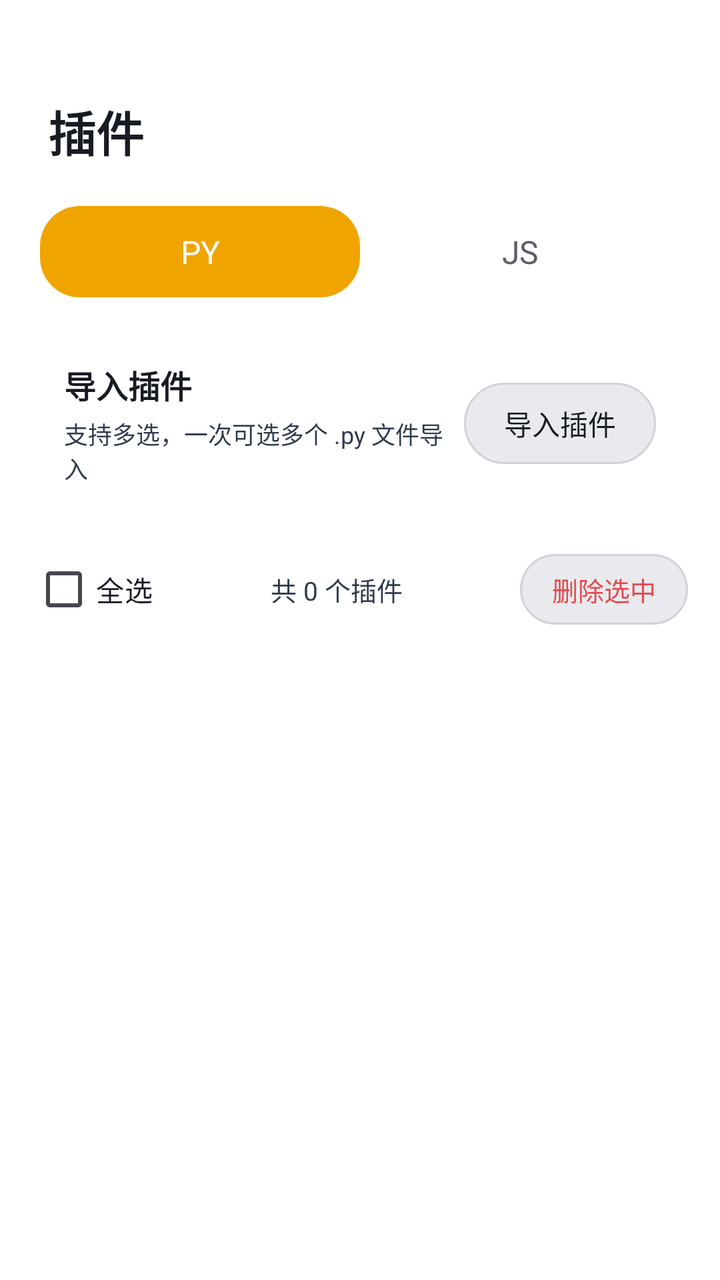
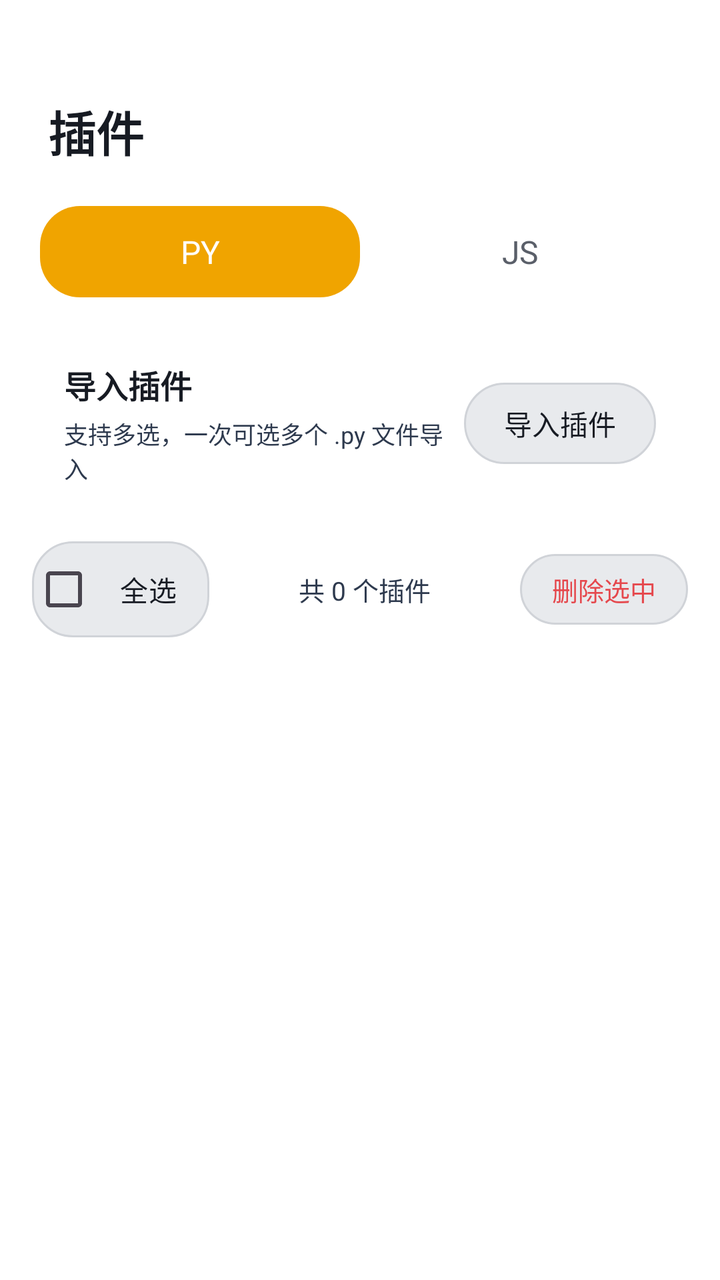

Screens rendered from an Android XML layout before and after an edit, with the pre-edit source and the edit as a unified diff.
<!-- AndroidManifest.xml: another module's application theme Theme.App -->
<!-- res/layout/activity_plugin.xml -->
<?xml version="1.0" encoding="utf-8"?>
<ScrollView xmlns:android="http://schemas.android.com/apk/res/android"
    android:layout_width="match_parent"
    android:layout_height="match_parent"
    android:fitsSystemWindows="true"
    android:fillViewport="true">
    <LinearLayout
        android:layout_width="match_parent"
        android:layout_height="wrap_content"
        android:orientation="vertical"
        android:paddingLeft="16dp"
        android:paddingRight="16dp"
        android:paddingTop="48dp"
        android:paddingBottom="16dp">

        <LinearLayout
            android:layout_width="wrap_content"
            android:layout_height="wrap_content"
            android:orientation="horizontal"
            android:gravity="center_vertical"
            android:layout_marginBottom="16dp">
            <TextView
                android:layout_width="wrap_content"
                android:layout_height="wrap_content"
                android:text="插件"
                android:textColor="#171B23"
                android:textSize="24sp"
                android:textStyle="bold"
                android:layout_marginStart="8dp" />
        </LinearLayout>

        <LinearLayout
            android:layout_width="match_parent"
            android:layout_height="wrap_content"
            android:background="@drawable/xc_setcard_v2"
            android:orientation="horizontal"
            android:padding="4dp"
            android:layout_marginBottom="12dp">
            <TextView
                android:id="@+id/tab_py"
                android:layout_width="0dp"
                android:layout_height="wrap_content"
                android:layout_weight="1"
                android:gravity="center"
                android:padding="12dp"
                android:text="PY"
                android:textSize="16sp"
                android:background="@drawable/seg_selected"
                android:textColor="#FFFFFF" />
            <TextView
                android:id="@+id/tab_js"
                android:layout_width="0dp"
                android:layout_height="wrap_content"
                android:layout_weight="1"
                android:gravity="center"
                android:padding="12dp"
                android:text="JS"
                android:textSize="16sp"
                android:textColor="#5A5F69" />
        </LinearLayout>

        <LinearLayout
            android:layout_width="match_parent"
            android:layout_height="wrap_content"
            android:background="@drawable/xc_setcard_v2"
            android:orientation="horizontal"
            android:gravity="center_vertical"
            android:padding="16dp"
            android:layout_marginBottom="12dp">
            <LinearLayout
                android:layout_width="0dp"
                android:layout_height="wrap_content"
                android:layout_weight="1"
                android:orientation="vertical">
                <TextView
                    android:layout_width="wrap_content"
                    android:layout_height="wrap_content"
                    android:text="导入插件"
                    android:textColor="#171B23"
                    android:textSize="16sp"
                    android:textStyle="bold" />
                <TextView
                    android:layout_width="wrap_content"
                    android:layout_height="wrap_content"
                    android:text="支持多选，一次可选多个 .py 文件导入"
                    android:textColor="#2E3A4E"
                    android:textSize="12sp"
                    android:layout_marginTop="4dp" />
            </LinearLayout>
            <TextView
                android:id="@+id/btn_import"
                android:layout_width="wrap_content"
                android:layout_height="wrap_content"
                android:background="@drawable/xc_capsule_btn"
                android:paddingLeft="20dp"
                android:paddingRight="20dp"
                android:paddingTop="10dp"
                android:paddingBottom="10dp"
                android:text="导入插件"
                android:textColor="#171B23"
                android:textSize="14sp" />
        </LinearLayout>

        <LinearLayout
            android:layout_width="match_parent"
            android:layout_height="wrap_content"
            android:orientation="horizontal"
            android:gravity="center_vertical"
            android:layout_marginBottom="8dp">
            <CheckBox
                android:id="@+id/cb_select_all"
                android:layout_width="wrap_content"
                android:layout_height="wrap_content"
                android:text="全选"
                android:textColor="#171B23"
                android:textSize="14sp" />
            <TextView
                android:id="@+id/tv_count"
                android:layout_width="0dp"
                android:layout_height="wrap_content"
                android:layout_weight="1"
                android:gravity="center"
                android:text="共 0 个插件"
                android:textColor="#2E3A4E"
                android:textSize="13sp" />
            <TextView
                android:id="@+id/btn_delete_selected"
                android:layout_width="wrap_content"
                android:layout_height="wrap_content"
                android:background="@drawable/xc_capsule_btn"
                android:paddingLeft="16dp"
                android:paddingRight="16dp"
                android:paddingTop="8dp"
                android:paddingBottom="8dp"
                android:text="删除选中"
                android:textColor="#E5484D"
                android:textSize="13sp" />
        </LinearLayout>

        <androidx.recyclerview.widget.RecyclerView
            android:id="@+id/rv_plugins"
            android:layout_width="match_parent"
            android:layout_height="wrap_content"
            android:nestedScrollingEnabled="false" />
    </LinearLayout>
</ScrollView>
<!-- resources referenced by this layout -->
<resources>
  <!-- drawable seg_selected (drawable) -->
  <?xml version="1.0" encoding="utf-8"?>
  <shape xmlns:android="http://schemas.android.com/apk/res/android" android:shape="rectangle">
  <corners android:radius="20dp"/>
  <solid android:color="#f0a400"/>
  </shape>
  <!-- drawable xc_capsule_btn (drawable) -->
  <?xml version="1.0" encoding="utf-8"?>
  <shape xmlns:android="http://schemas.android.com/apk/res/android"
      android:shape="rectangle">
      <corners android:radius="20dp" />
      <solid android:color="#E8EAED" />
      <stroke android:width="1dp" android:color="#D0D3D8" />
  </shape>
  <!-- drawable xc_setcard_v2 (drawable) -->
  <?xml version="1.0" encoding="utf-8"?>
  <shape xmlns:android="http://schemas.android.com/apk/res/android" android:shape="rectangle">
      <corners android:radius="10dp" />
      <solid android:color="#57FFFFFF" />
      <stroke android:width="1dp" android:color="#61FFFFFF" />
  </shape>
  <style name="Theme.App" parent="Theme.XingChen" />
  <style name="Theme.XingChen" parent="Theme.Material3.DayNight.NoActionBar">
          <item name="android:windowBackground">@android:color/transparent</item>
                <item name="android:colorBackground">@android:color/transparent</item>
          <item name="colorPrimary">#f0a400</item>
          <item name="colorPrimaryVariant">#c07f00</item>
          <item name="colorOnPrimary">@android:color/white</item>
      </style>
</resources>

<!-- the commit's change to res/layout/activity_plugin.xml (unified diff, before → after) -->
@@ -113,7 +113,7 @@
                 android:layout_height="wrap_content"
                 android:text="全选"
                 android:textColor="#171B23"
-                android:textSize="14sp" />
+                android:textSize="14sp"  android:background="@drawable/xc_capsule_btn" android:paddingLeft="12dp" android:paddingRight="16dp" android:paddingTop="8dp" android:paddingBottom="8dp" />
             <TextView
                 android:id="@+id/tv_count"
                 android:layout_width="0dp"
